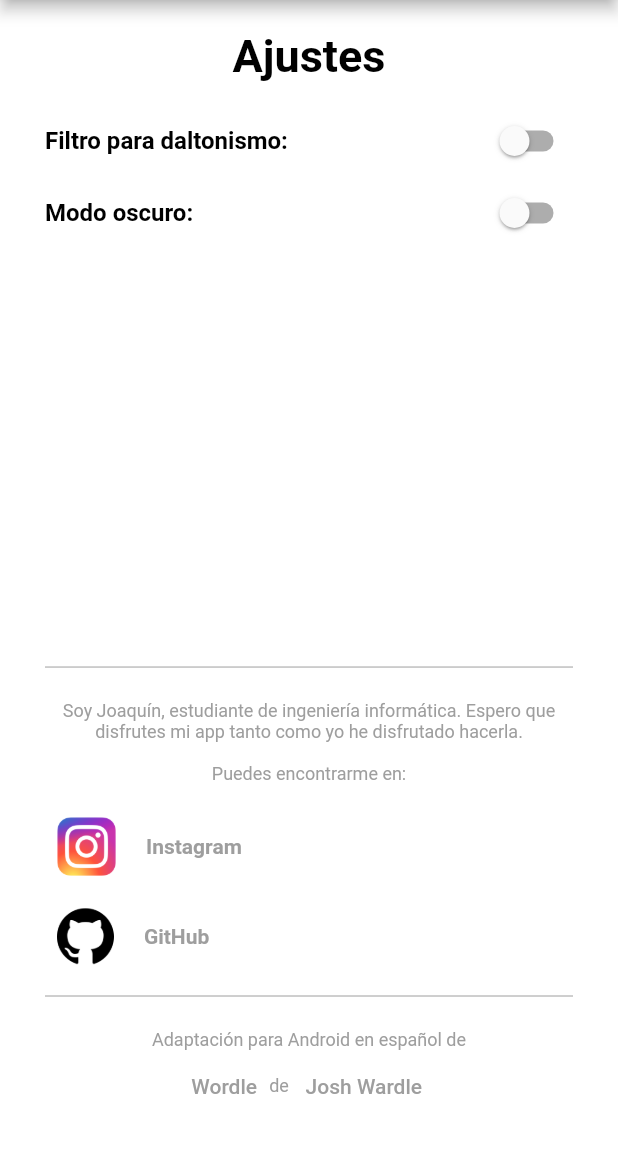
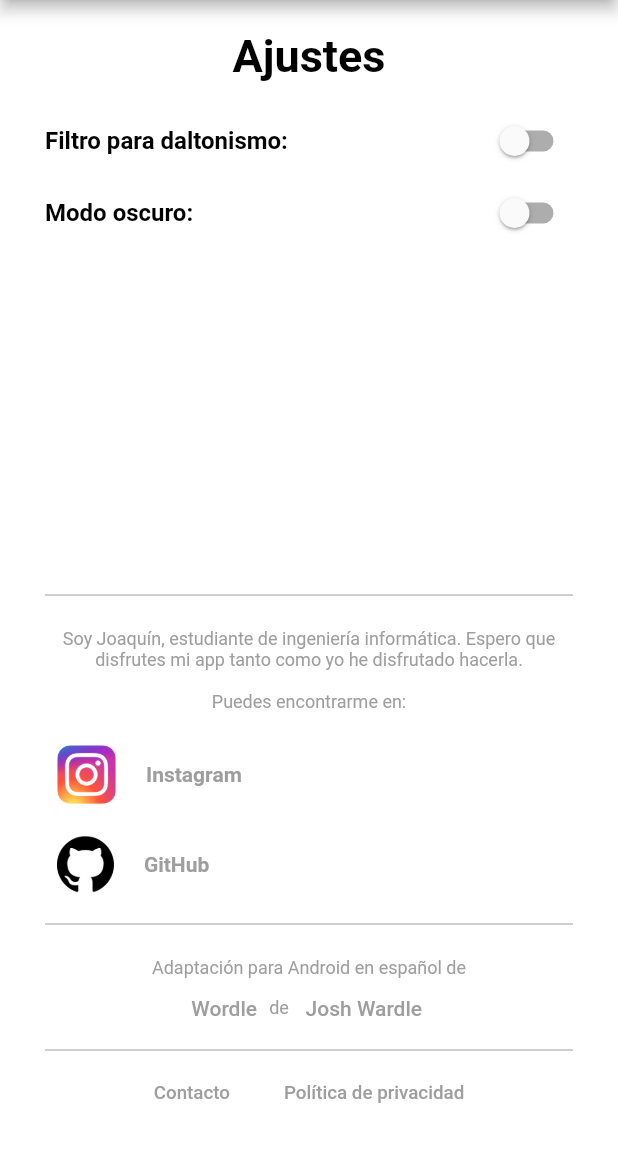
Before and after one commit to joaquinsolla/Encasillado, a Flutter app: the settings_page screen opened directly, on a phone screen of 412 x 824 dp, the part 84-1236 px from its top. Run offline on Flutter 3.47's test engine with Material 2 defaults, Android fonts, the phone set to English and light mode, and no system bars; our stand-ins replace flushbar; missing offline and left inert: mailto, whatsapp_share; Roboto replaces fonts that are missing (RaleWay).

Commit message:
Privacy policy & contact added

```diff
--- /dev/null
+++ b/lib/common_urls.dart
@@ -0,0 +1,8 @@
+String definitionURL = "https://dle.rae.es/";
+String officialWordleURL = "https://www.powerlanguage.co.uk/wordle/";
+String joshWardleURL = "https://www.powerlanguage.co.uk/";
+String myInstagramURL = "https://instagram.com/joako.peke";
+String myGitHubURL = "https://www.github.com/joaquinsolla";
+String privacyPolicyURL = "https://www.privacypolicies.com/live/b77192f6-dda7-45bb-b5c0-c971a79be304";
+
+String myDevEmail = "joa.sv.dev@gmail.com";
--- a/lib/common_variables.dart
+++ b/lib/common_variables.dart
@@ -29,12 +29,6 @@ DateTime startDate = DateTime.parse("2000-01-01 00:00:00.000000");
 DateTime endDate = DateTime.parse("2000-01-01 00:00:00.000000");
 Duration playSeconds = endDate.difference(startDate);
 
-// URLs
-String definitionURL = "https://dle.rae.es/";
-String officialWordleURL = "https://www.powerlanguage.co.uk/wordle/";
-String joshWardleURL = "https://www.powerlanguage.co.uk/";
-String myInstagramURL = "https://instagram.com/joako.peke";
-String myGitHubURL = "https://www.github.com/joaquinsolla";
 
 // Content of each cell
 List<String> inputMatrix = [
--- a/lib/common_widgets.dart
+++ b/lib/common_widgets.dart
@@ -7,6 +7,7 @@ import 'common_imagepaths.dart';
 import 'common_variables.dart';
 import 'common_methods.dart';
 import 'common_colors.dart';
+import 'common_urls.dart';
 import 'main_view.dart';
 
 AppBar myAppBarWithButtons(BuildContext context) {
@@ -831,7 +832,9 @@ class settings_page extends StatelessWidget {
                       ),
                       textAlign: TextAlign.center,
                     ),
-                    Row(
+                    Container(
+                      height: 40,
+                      child: Row(
                         mainAxisAlignment: MainAxisAlignment.center,
                         children: [
                           SizedBox(
@@ -870,6 +873,44 @@ class settings_page extends StatelessWidget {
                             ),
                           ),
                         ],
+                      ),
+                    ),
+                    Divider(
+                      color: myGrey,
+                    ),
+                    Container(
+                      height: 40,
+                      child: Row(
+                          mainAxisAlignment: MainAxisAlignment.center,
+                          children: [
+                            TextButton(
+                              onPressed: () {
+                                mail_to(myDevEmail);
+                              },
+                              style: TextButton.styleFrom(
+                                primary: myGrey,
+                              ),
+                              child: Text(
+                                "Contacto",
+                                style: TextStyle(fontSize: 12.5),
+                              ),
+                            ),
+                            SizedBox(
+                              width: 20,
+                            ),
+                            TextButton(
+                              onPressed: () {
+                                url_launcher(privacyPolicyURL);
+                              },
+                              style: TextButton.styleFrom(
+                                primary: myGrey,
+                              ),
+                              child: Text(
+                                "Política de privacidad",
+                                style: TextStyle(fontSize: 12.5),
+                              ),
+                            ),
+                          ]),
                     ),
                   ],
                 ),
--- a/pubspec.yaml
+++ b/pubspec.yaml
@@ -33,6 +33,7 @@ dependencies:
   flushbar: ^1.10.4
   url_launcher: ^5.7.10
   whatsapp_share: ^1.1.1
+  mailto: ^2.0.0
 
 
   # The following adds the Cupertino Icons font to your application.
```
Also changed, not shown: lib/common_methods.dart (+13 -0 lines), pubspec.lock. Lines whose indentation alone changed are shown as unchanged.
